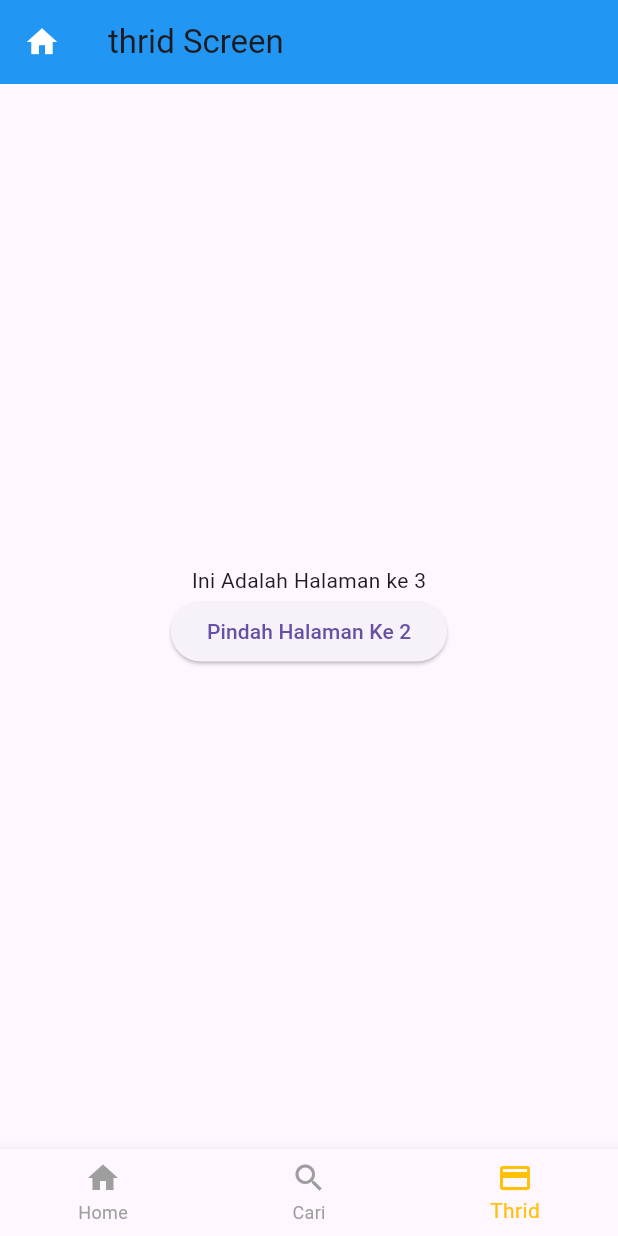
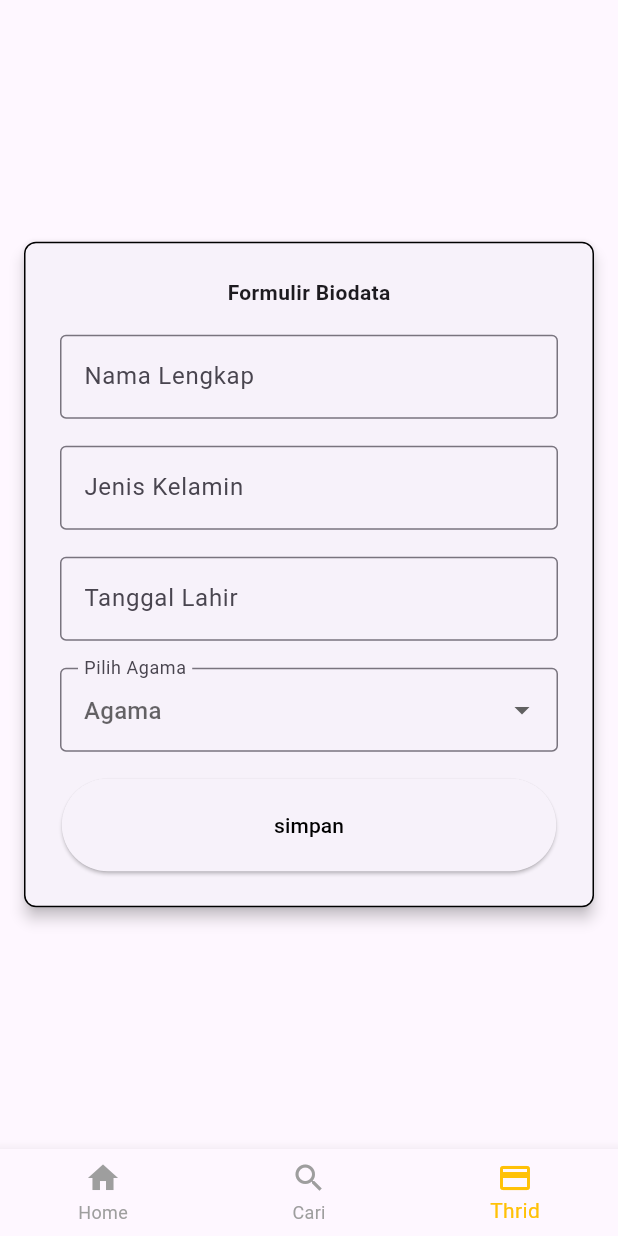
Before and after one commit to devinferdynand27/flutter-1, a Flutter app: the screen it shows after launch, item 3 of the bottom bar chosen, on a phone screen of 412 x 824 dp. Run offline on Flutter 3.47's test engine with Material 3 defaults, Android fonts, the phone set to English and light mode, and no system bars.

Commit message:
push form flutter

```diff
--- /dev/null
+++ b/lib/screens/input_form.dart
@@ -0,0 +1,187 @@
+// ignore_for_file: prefer_const_constructors
+
+import 'package:belajar/screens/output.dart';
+import 'package:flutter/material.dart';
+import '../helpers/size_helper.dart';
+import 'package:intl/intl.dart';
+
+class BelajarForm extends StatefulWidget {
+  const BelajarForm({super.key});
+
+  @override
+  State<BelajarForm> createState() => _BelajarFormState();
+}
+
+class _BelajarFormState extends State<BelajarForm> {
+  final _formKey = GlobalKey<FormState>();
+  final _scaffoldKey = GlobalKey<ScaffoldState>();
+
+  TextEditingController namaController = TextEditingController();
+  TextEditingController jkController = TextEditingController();
+  TextEditingController tanggal_lahirController = TextEditingController();
+  String _pilihAgama = "";
+  final agama = [
+    "Islam",
+    "Kristen",
+  ];
+  void initState() {
+    tanggal_lahirController.text = '';
+    super.initState();
+  }
+
+  @override
+  Widget build(BuildContext context) {
+    return SafeArea(
+      child: Container(
+        height: double.infinity,
+        width: double.infinity,
+        child: Center(
+          child: SingleChildScrollView(
+            child: Column(
+              mainAxisAlignment: MainAxisAlignment.center,
+              children: [
+                Card(
+                  elevation: 4,
+                  margin: EdgeInsets.all(16),
+                  shape: RoundedRectangleBorder(
+                      side: BorderSide(color: Colors.black),
+                      borderRadius: BorderRadius.circular(8)),
+                  child: Padding(
+                    padding: EdgeInsets.all(24),
+                    child: Form(
+                      key: _formKey,
+                      child: Column(
+                        mainAxisAlignment: MainAxisAlignment.center,
+                        children: [
+                          Text(
+                            "Formulir Biodata",
+                            style: TextStyle(fontWeight: FontWeight.bold),
+                          ),
+                          SizedBox(
+                            height: 18,
+                          ),
+                          TextFormField(
+                            controller: namaController,
+                            decoration: InputDecoration(
+                                hintText: "Nama Lengkap",
+                                border: OutlineInputBorder()),
+                            validator: (value) {
+                              if (value!.isEmpty) {
+                                return 'input nama';
+                              }
+                              return null;
+                            },
+                          ),
+                          SizedBox(
+                            height: 18,
+                          ),
+                          TextFormField(
+                            controller: jkController,
+                            decoration: InputDecoration(
+                                hintText: "Jenis Kelamin",
+                                border: OutlineInputBorder()),
+                            validator: (value) {
+                              if (value!.isEmpty) {
+                                return 'input Jenis Kelamin';
+                              }
+                              return null;
+                            },
+                          ),
+                          SizedBox(
+                            height: 18,
+                          ),
+                          TextFormField(
+                            controller: tanggal_lahirController,
+                            decoration: InputDecoration(
+                                hintText: "Tanggal Lahir",
+                                border: OutlineInputBorder()),
+                            validator: (value) {
+                              if (value!.isEmpty) {
+                                return 'input Tanggal lahir';
+                              }
+                              return null;
+                            },
+                            onTap: () async {
+                              DateTime? pickedDate = await showDatePicker(
+                                  context: context,
+                                  initialDate: DateTime.now(),
+                                  firstDate: DateTime(1900),
+                                  lastDate: DateTime(2100));
+                              if (pickedDate != null) {
+                                String tgl =
+                                    DateFormat('yyyy-MM-dd').format(pickedDate);
+                                setState(() {
+                                  tanggal_lahirController.text = tgl;
+                                });
+                              } else {
+                                print('Tanggal Lahit Tidak di pilih');
+                              }
+                            },
+                          ),
+                          SizedBox(
+                            height: 18,
+                          ),
+                          DropdownButtonFormField(
+                              decoration: InputDecoration(
+                                  hintText: "Agama",
+                                  labelText: "Pilih Agama",
+                                  border: OutlineInputBorder()),
+                              items: agama.map((String items) {
+                                int index = 0;
+                                return DropdownMenuItem(
+                                  value: items,
+                                  child: Text(items),
+                                );
+                              }).toList(),
+                              onChanged: (String? newValue) {
+                                setState(() {
+                                  _pilihAgama = newValue!;
+                                });
+                              }),
+                          SizedBox(
+                            height: 18,
+                          ),
+                          SizedBox(
+                            width: displayWidth(context) * 0.8,
+                            height: displayHeight(context) * 0.075,
+                            child: ElevatedButton(
+                                child: Text(
+                                  "simpan",
+                                  style: TextStyle(color: Colors.black),
+                                ),
+                                onPressed: () {
+                                  _submit();
+                                }),
+                          )
+                        ],
+                      ),
+                    ),
+                  ),
+                )
+              ],
+            ),
+          ),
+        ),
+      ),
+    );
+  }
+
+  void _submit() {
+    final isValid = _formKey.currentState!.validate();
+    if (!isValid) {
+      return;
+    } else {
+      _formKey.currentState!.save();
+      String nama = namaController.text;
+      String jk = jkController.text;
+      String agama = _pilihAgama;
+      String tanggal_lahir = tanggal_lahirController.text;
+      Navigator.push(
+          context,
+          MaterialPageRoute(
+            builder: (context) => OutputFormScreen(
+                nama: nama, jk: jk, tanggal_lahir: tanggal_lahir, agama: agama),
+          ));
+    }
+  }
+}
--- a/lib/screens/menu_screen.dart
+++ b/lib/screens/menu_screen.dart
@@ -1,4 +1,5 @@
 import 'package:belajar/screens/home_screen.dart';
+import 'package:belajar/screens/input_form.dart';
 import 'package:belajar/screens/list_screen.dart';
 import 'package:belajar/screens/second_screen.dart';
 import 'package:belajar/screens/thrid_screen.dart';
@@ -16,7 +17,7 @@ class _NavigationMenuState extends State<NavigationMenu> {
   List _pages = [
     HomeScreen(),
     ListScreen(),
-    ThridScreen(),
+    BelajarForm(),
   ];
   _changetab(int index) {
     setState(() {
--- /dev/null
+++ b/lib/screens/output.dart
@@ -0,0 +1,31 @@
+import 'package:flutter/material.dart';
+
+class OutputFormScreen extends StatelessWidget {
+  final String nama, jk, tanggal_lahir, agama;
+  OutputFormScreen({
+    Key? key,
+    required this.nama,
+    required this.jk,
+    required this.tanggal_lahir,
+    required this.agama,
+  }) : super(key: key);
+
+  @override
+  Widget build(BuildContext context) {
+    return Scaffold(
+      appBar: AppBar(title: Text('output')),
+      body: Container(
+        width: double.infinity,
+        height: double.infinity,
+        child: Column(
+          children: [
+            Text("Nama : $nama"),
+            Text("jenis kelamin : $jk"),
+            Text("tanggal lahir : $tanggal_lahir"),
+            Text("Agama : $agama"),
+          ],
+        ),
+      ),
+    );
+  }
+}
--- a/pubspec.yaml
+++ b/pubspec.yaml
@@ -28,9 +28,9 @@ environment:
 # the latest version available on pub.dev. To see which dependencies have newer
 # versions available, run `flutter pub outdated`.
 dependencies:
+  intl: ^0.17.0
   flutter:
     sdk: flutter
-
 
   # The following adds the Cupertino Icons font to your application.
   # Use with the CupertinoIcons class for iOS style icons.
```
Also changed, not shown: pubspec.lock.
